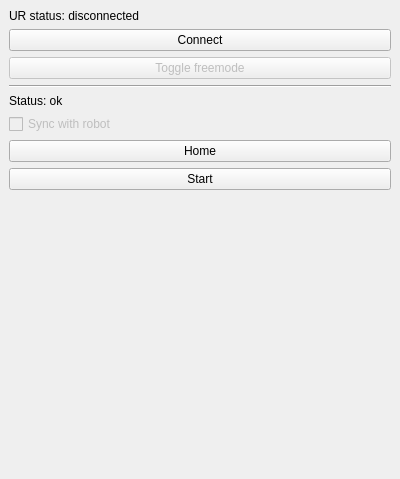
Above: plugin/src/EITPlugin.ui from sampuka/eit_project before the change. Below: the same form after it.
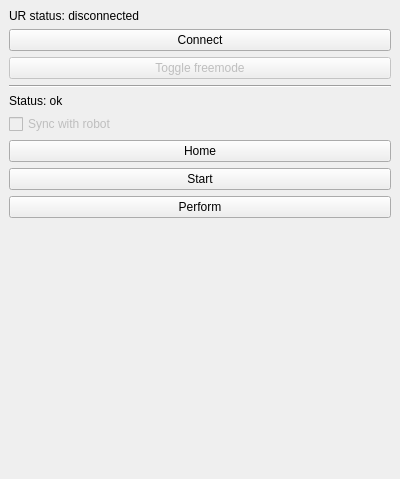
That is the form after the change.

Commit message: Added Perform button, simply performs the found path without replanning

Patch:
```diff
--- a/plugin/src/EITPlugin.ui
+++ b/plugin/src/EITPlugin.ui
@@ -89,6 +89,13 @@
       </property>
      </widget>
     </item>
+    <item>
+     <widget class="QPushButton" name="ui_button_perform">
+      <property name="text">
+       <string>Perform</string>
+      </property>
+     </widget>
+    </item>
    </layout>
   </widget>
  </widget>
```
The commit also changes 2 other files.
